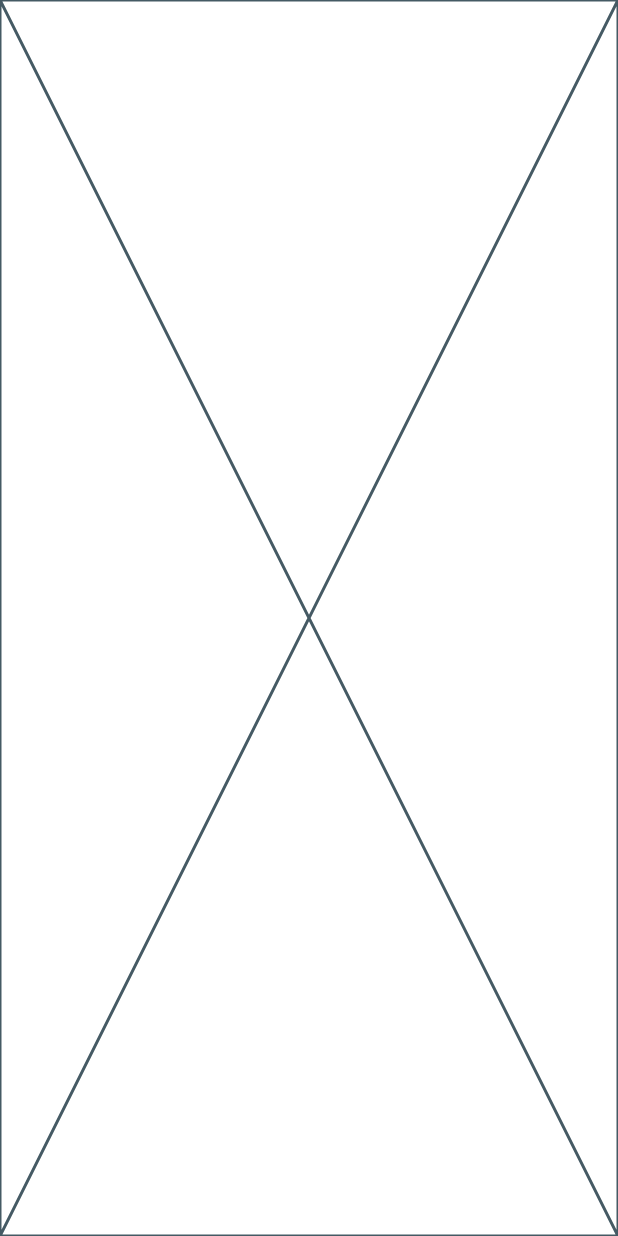
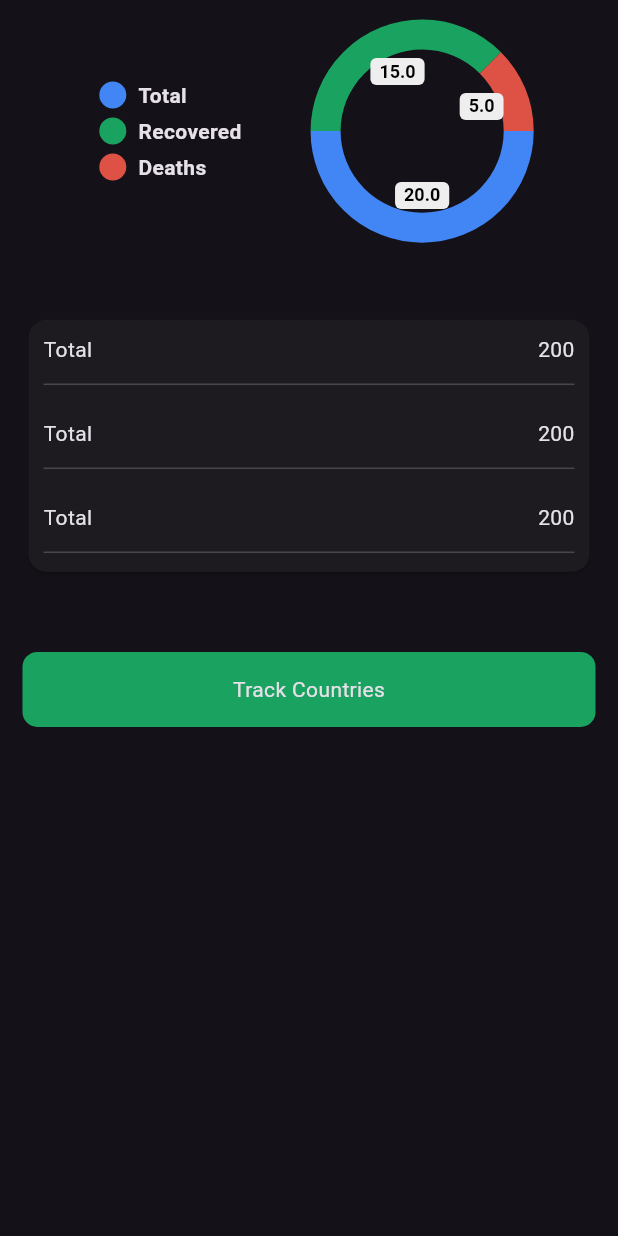
Before and after one commit to hayahahmed08/Covid-Tracker-App, a Flutter app: the screen it shows after launch, on a phone screen of 412 x 824 dp. Run offline on Flutter 3.47's test engine with Material 3 defaults, Android fonts, the phone set to English and light mode, and no system bars; drawn by our look-alikes of pie_chart.

Commit message:
Update world_stats.dart

```diff
--- a/lib/View/world_stats.dart
+++ b/lib/View/world_stats.dart
@@ -1,8 +1,8 @@
 import 'package:flutter/material.dart';
+import 'package:pie_chart/pie_chart.dart';
 
 class WorldStats extends StatefulWidget {
   const WorldStats({super.key});
-
 
   @override
   State<WorldStats> createState() => _WorldStatsState();
@@ -13,9 +13,95 @@ class _WorldStatsState extends State<WorldStats> with TickerProviderStateMixin {
     duration: const Duration(seconds: 3),
     vsync: this,
   )..repeat();
+  void  dispose() {
+    // TODO: implement dispose
+    super.dispose();
+    _controller.dispose();
+  }
+
+  final colorList = const <Color>[
+    Color(0xff4285f4),
+    Color(0xff1aa260),
+    Color(0xffde5246),
+  ]; // <Color>[]
 
   @override
   Widget build(BuildContext context) {
-    return const Placeholder();
+    return Scaffold(
+        body: SafeArea(
+      child: Padding(
+        padding: const EdgeInsets.all(15.0),
+        child: Column(
+          children: [
+            SizedBox(
+              height: MediaQuery.of(context).size.height * 00,
+            ),
+            PieChart(
+              dataMap: {"Total": 20, "Recovered": 15, "Deaths": 5},
+              chartRadius: MediaQuery.of(context).size.width / 3.2,
+              legendOptions:
+                  const LegendOptions(legendPosition: LegendPosition.left),
+              animationDuration: Duration(milliseconds: 1200),
+              chartType: ChartType.ring,
+              colorList: colorList,
+            ),
+            Padding(
+              padding: EdgeInsets.symmetric(
+                vertical: MediaQuery.of(context).size.height * .06,
+              ),
+              child: Card(
+                child: Column(
+                  children: [
+                    ReusableRow(title: "Total", value: "200"),
+                    ReusableRow(title: "Total", value: "200"),
+                    ReusableRow(title: "Total", value: "200")
+                  ],
+                ),
+              ),
+            ),
+            Container(
+              height: 50,
+              decoration: BoxDecoration(
+                  color: const Color(0xff1aa260),
+                  borderRadius: BorderRadius.circular(10)),
+              child: const Center(
+                child: Text("Track Countries"),
+              ),
+            )
+          ],
+        ),
+      ),
+    ));
   }
 }
+
+class ReusableRow extends StatelessWidget {
+  String title, value;
+
+  ReusableRow({Key? key, required this.title, required this.value})
+      : super(key: key);
+
+  @override
+  Widget build(BuildContext context) {
+    return SafeArea(
+      child: Padding(
+        padding: const EdgeInsets.only(left: 10, right: 10, top: 10, bottom: 5),
+        child: Column(
+          children: [
+            Row(
+              mainAxisAlignment: MainAxisAlignment.spaceBetween,
+              children: [
+                Text(title),
+                Text(value),
+              ],
+            ),
+            SizedBox(
+              height: 5,
+            ),
+            Divider(),
+          ],
+        ),
+      ),
+    );
+  }
+}
```
